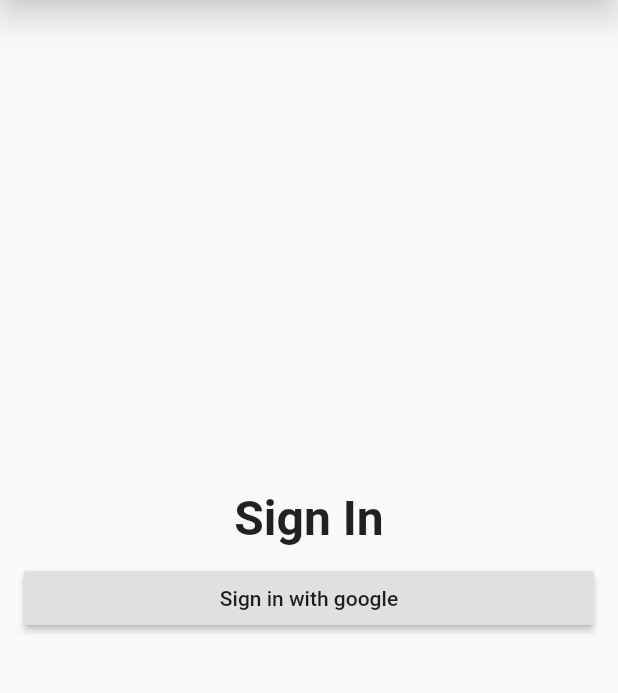
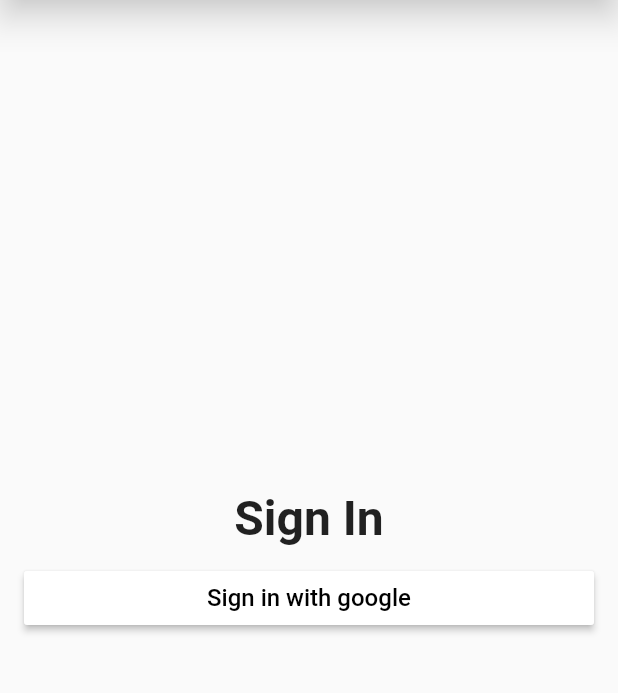
Before and after one commit to SharjeelMoqrabKhan/time_tracker_flutter_course, a Flutter app: the screen it shows after launch, on a phone screen of 412 x 824 dp, the part 98-791 px from its top. Run offline on Flutter 3.47's test engine with Material 2 defaults, Android fonts, the phone set to English and light mode, and no system bars.

Commit message:
Customising button colors

```diff
--- a/lib/app/sign_in/sign_in_page.dart
+++ b/lib/app/sign_in/sign_in_page.dart
@@ -30,7 +30,14 @@ class SignInPage extends StatelessWidget {
             ),
             RaisedButton(
               onPressed: () => print("clicked"),
-              child: Text("Sign in with google"),
+              child: Text(
+                "Sign in with google",
+                style: TextStyle(
+                  color: Colors.black,
+                  fontSize: 16.0,
+                ),
+              ),
+              color: Colors.white,
             ),
           ],
         ),
```
